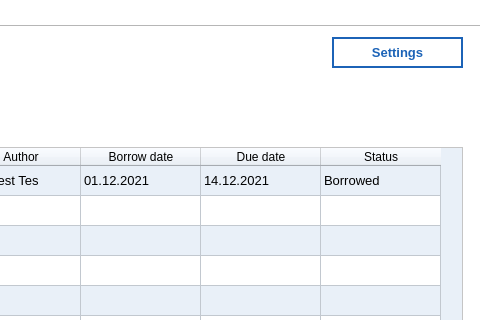
Qt form gui/studentMyBooks.ui (iamafi/os_client) before a commit; both pictures show x 320 to 800 and y 0 to 320 of the 800 by 567 pixel window.
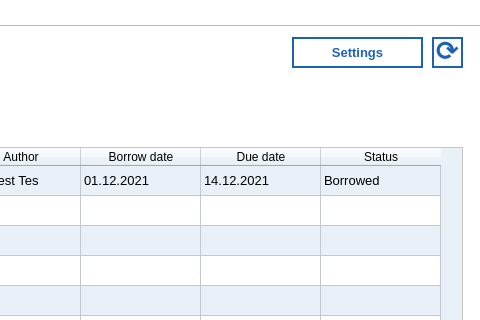
The same form after that commit. Icons and pictures are not drawn.

Diff of the .ui file:
```diff
--- a/gui/studentMyBooks.ui
+++ b/gui/studentMyBooks.ui
@@ -74,7 +74,7 @@
     <widget class="QPushButton" name="settings">
      <property name="geometry">
       <rect>
-       <x>650</x>
+       <x>610</x>
        <y>10</y>
        <width>131</width>
        <height>31</height>
@@ -288,6 +288,53 @@
       </widget>
      </widget>
     </widget>
+    <widget class="QPushButton" name="refresh">
+     <property name="geometry">
+      <rect>
+       <x>750</x>
+       <y>10</y>
+       <width>31</width>
+       <height>31</height>
+      </rect>
+     </property>
+     <property name="font">
+      <font>
+       <pointsize>20</pointsize>
+       <weight>75</weight>
+       <bold>true</bold>
+      </font>
+     </property>
+     <property name="autoFillBackground">
+      <bool>false</bool>
+     </property>
+     <property name="styleSheet">
+      <string notr="true">background-color:   rgb(255, 255, 255);
+color: rgb(28, 99, 183);
+border: 2px solid  rgb(28, 99, 183);
+padding-top: -5px;</string>
+     </property>
+     <property name="text">
+      <string>⟳</string>
+     </property>
+     <property name="iconSize">
+      <size>
+       <width>16</width>
+       <height>16</height>
+      </size>
+     </property>
+     <property name="checkable">
+      <bool>false</bool>
+     </property>
+     <property name="autoDefault">
+      <bool>true</bool>
+     </property>
+     <property name="default">
+      <bool>false</bool>
+     </property>
+     <property name="flat">
+      <bool>false</bool>
+     </property>
+    </widget>
    </widget>
    <widget class="QWidget" name="all_books">
     <attribute name="title">
```
